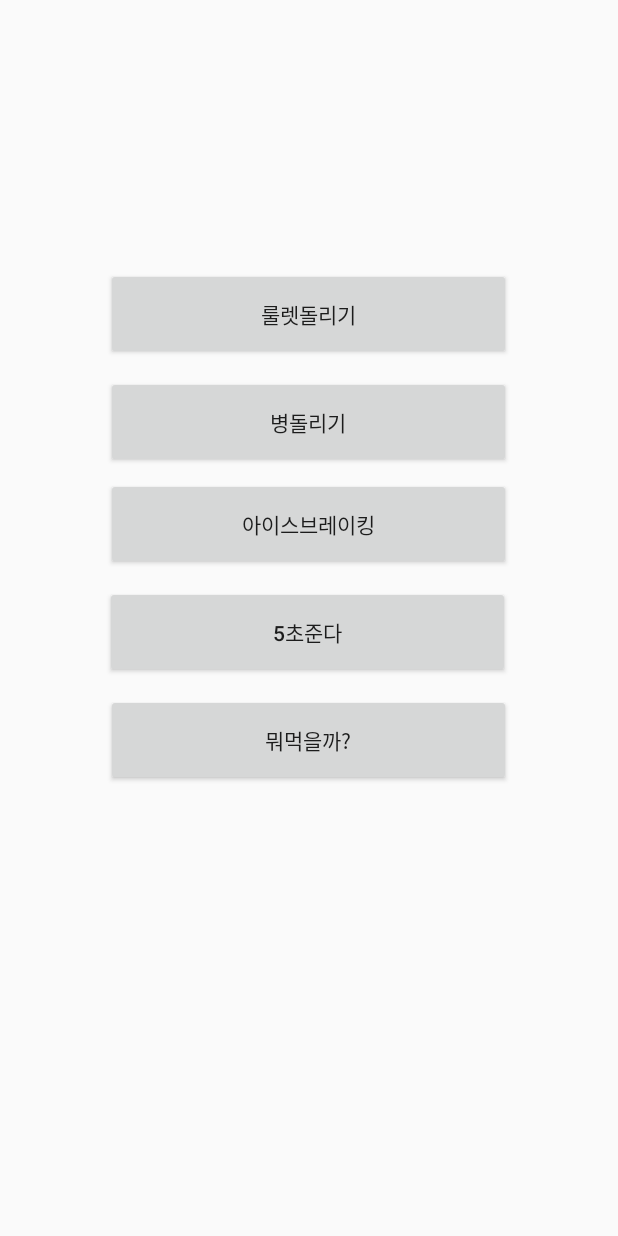
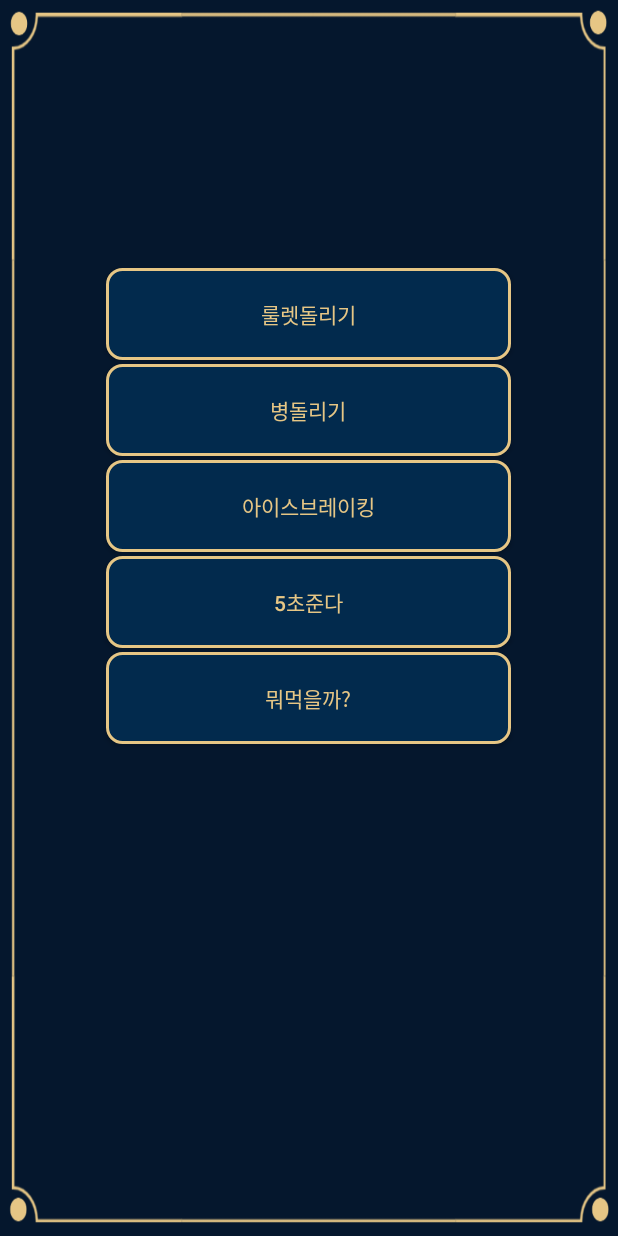
Before and after one commit to onepinepollen/Capstone_Design_01, an Android app: the minigameMain screen opened directly, with no data from a screen before it, on a phone screen of 412 x 824 dp. Run offline under Robolectric (Android 15) with nearby library versions, the phone set to English and light mode, and no system bars.

Commit message:
activity_main design

```diff
--- a/app/src/main/res/layout/activity_main.xml
+++ b/app/src/main/res/layout/activity_main.xml
@@ -4,6 +4,7 @@
     xmlns:tools="http://schemas.android.com/tools"
     android:layout_width="match_parent"
     android:layout_height="match_parent"
+    android:background="@drawable/background_main"
     tools:context=".MainActivity">
 
     <Button
@@ -14,7 +15,9 @@
         android:text="더치페이 모임 만들기"
         app:layout_constraintEnd_toEndOf="parent"
         app:layout_constraintStart_toStartOf="parent"
-        app:layout_constraintTop_toBottomOf="@+id/textView" />
+        app:layout_constraintTop_toBottomOf="@+id/textView"
+        android:background="@drawable/button01"
+        android:textColor="#E6C685"/>
 
     <Button
         android:id="@+id/minigame"
@@ -26,7 +29,9 @@
         app:layout_constraintEnd_toEndOf="parent"
         app:layout_constraintStart_toStartOf="parent"
         app:layout_constraintTop_toBottomOf="@+id/button1"
-        app:layout_constraintVertical_bias="0.0" />
+        app:layout_constraintVertical_bias="0.0"
+        android:background="@drawable/button01"
+        android:textColor="#E6C685"/>
 
     <TextView
         android:id="@+id/textView"
--- a/app/src/main/res/layout/minigame_main.xml
+++ b/app/src/main/res/layout/minigame_main.xml
@@ -4,6 +4,7 @@
     xmlns:tools="http://schemas.android.com/tools"
     android:layout_width="match_parent"
     android:layout_height="match_parent"
+    android:background="@drawable/background"
     tools:context=".MainActivity">
 
     <Button
@@ -15,14 +16,18 @@
         app:layout_constraintBottom_toBottomOf="parent"
         app:layout_constraintEnd_toEndOf="parent"
         app:layout_constraintHorizontal_bias="0.496"
-        app:layout_constraintStart_toStartOf="parent" />
+        app:layout_constraintStart_toStartOf="parent"
+        android:background="@drawable/button01"
+        android:textColor="#E6C685"/>
 
     <Button
         android:id="@+id/bottleButton"
         android:layout_width="270dp"
         android:layout_height="61dp"
-        android:layout_marginBottom="512dp"
+        android:layout_marginBottom="520dp"
+        android:background="@drawable/button01"
         android:text="병돌리기"
+        android:textColor="#E6C685"
         app:layout_constraintBottom_toBottomOf="parent"
         app:layout_constraintEnd_toEndOf="parent"
         app:layout_constraintHorizontal_bias="0.496"
@@ -32,8 +37,10 @@
         android:id="@+id/introduceButton"
         android:layout_width="270dp"
         android:layout_height="61dp"
-        android:layout_marginBottom="444dp"
+        android:layout_marginBottom="456dp"
+        android:background="@drawable/button01"
         android:text="아이스브레이킹"
+        android:textColor="#E6C685"
         app:layout_constraintBottom_toBottomOf="parent"
         app:layout_constraintEnd_toEndOf="parent"
         app:layout_constraintHorizontal_bias="0.496"
@@ -43,19 +50,23 @@
         android:id="@+id/fivesecondButton"
         android:layout_width="270dp"
         android:layout_height="61dp"
-        android:layout_marginBottom="372dp"
+        android:layout_marginBottom="392dp"
+        android:background="@drawable/button01"
         android:text="5초준다"
+        android:textColor="#E6C685"
         app:layout_constraintBottom_toBottomOf="parent"
         app:layout_constraintEnd_toEndOf="parent"
-        app:layout_constraintHorizontal_bias="0.494"
+        app:layout_constraintHorizontal_bias="0.496"
         app:layout_constraintStart_toStartOf="parent" />
 
     <Button
         android:id="@+id/cardgameButton"
         android:layout_width="270dp"
         android:layout_height="61dp"
-        android:layout_marginBottom="300dp"
+        android:layout_marginBottom="328dp"
+        android:background="@drawable/button01"
         android:text="뭐먹을까?"
+        android:textColor="#E6C685"
         app:layout_constraintBottom_toBottomOf="parent"
         app:layout_constraintEnd_toEndOf="parent"
         app:layout_constraintHorizontal_bias="0.496"
```
Also changed, not shown: app/src/main/res/drawable/background_main.png (added).
